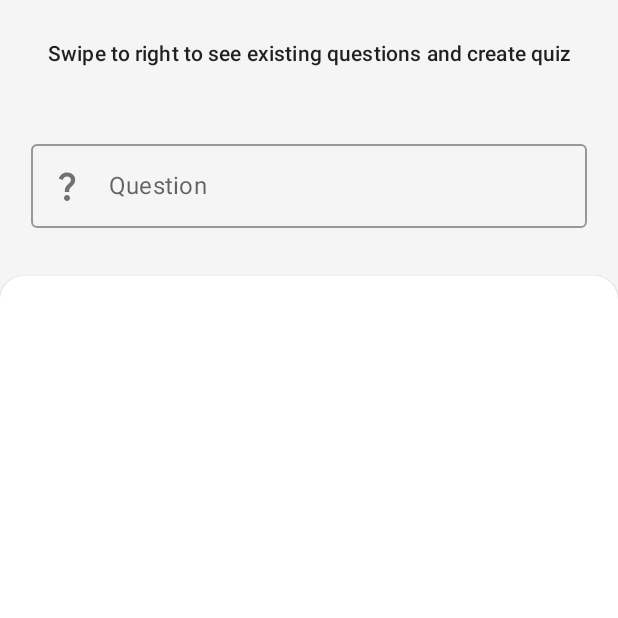
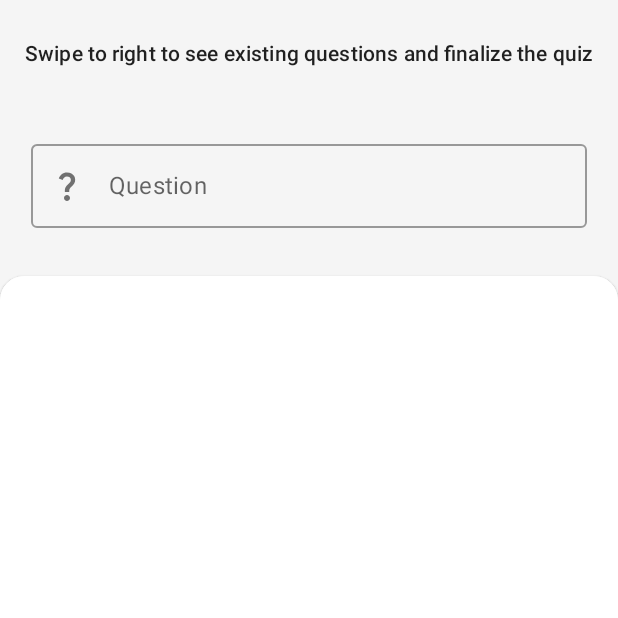
Before and after one commit to sanskar10100/Panel, an Android app built with Jetpack Compose: the CreateFragment screen opened through its navigation route, on a phone screen of 412 x 824 dp, the top half of it. Run offline under Robolectric (Android 15) with nearby library versions, the phone set to English and light mode, and no system bars; our stand-ins replace Firebase (no records; nobody signed in at launch, a user with empty details on screens opened directly), Timber; Roboto replaces fonts that are not available here.

Commit message:
Improve minor text

```diff
--- a/app/src/main/java/dev/sanskar/panel/ui/create/CreateFragment.kt
+++ b/app/src/main/java/dev/sanskar/panel/ui/create/CreateFragment.kt
@@ -125,7 +125,7 @@ class CreateFragment : Fragment() {
         ) {
             Spacer(Modifier.height(16.dp))
             Text(
-                "Swipe to right to see existing questions and create quiz",
+                "Swipe to right to see existing questions and finalize the quiz",
                 style = MaterialTheme.typography.subtitle2,
                 textAlign = TextAlign.Center,
                 modifier = Modifier.padding(8.dp)
```
